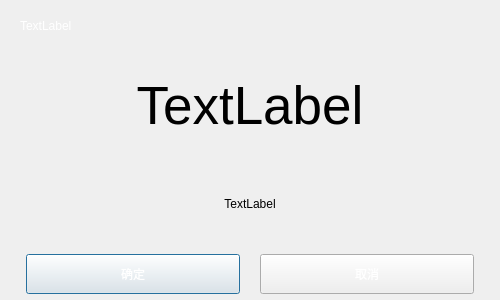
Old version of the form dialogautoclosemessagebox.ui in the repository zhoutl1106/pjt2.
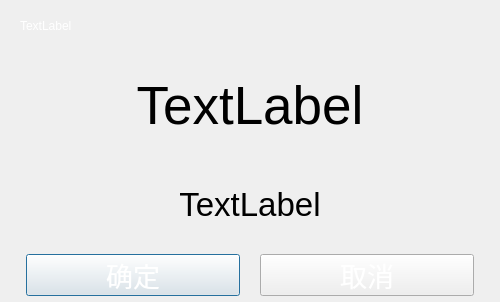
New version of the form. Icons and pictures are not drawn.

The edit to the form file:
```diff
--- a/dialogautoclosemessagebox.ui
+++ b/dialogautoclosemessagebox.ui
@@ -7,7 +7,7 @@
     <x>0</x>
     <y>0</y>
     <width>500</width>
-    <height>300</height>
+    <height>302</height>
    </rect>
   </property>
   <property name="sizePolicy">
@@ -138,6 +138,11 @@
          <height>60</height>
         </size>
        </property>
+       <property name="font">
+        <font>
+         <pointsize>25</pointsize>
+        </font>
+       </property>
        <property name="text">
         <string>TextLabel</string>
        </property>
@@ -162,6 +167,11 @@
            <height>40</height>
           </size>
          </property>
+         <property name="font">
+          <font>
+           <pointsize>20</pointsize>
+          </font>
+         </property>
          <property name="text">
           <string>确定</string>
          </property>
@@ -181,6 +191,11 @@
            <height>40</height>
           </size>
          </property>
+         <property name="font">
+          <font>
+           <pointsize>20</pointsize>
+          </font>
+         </property>
          <property name="text">
           <string>取消</string>
          </property>
```
